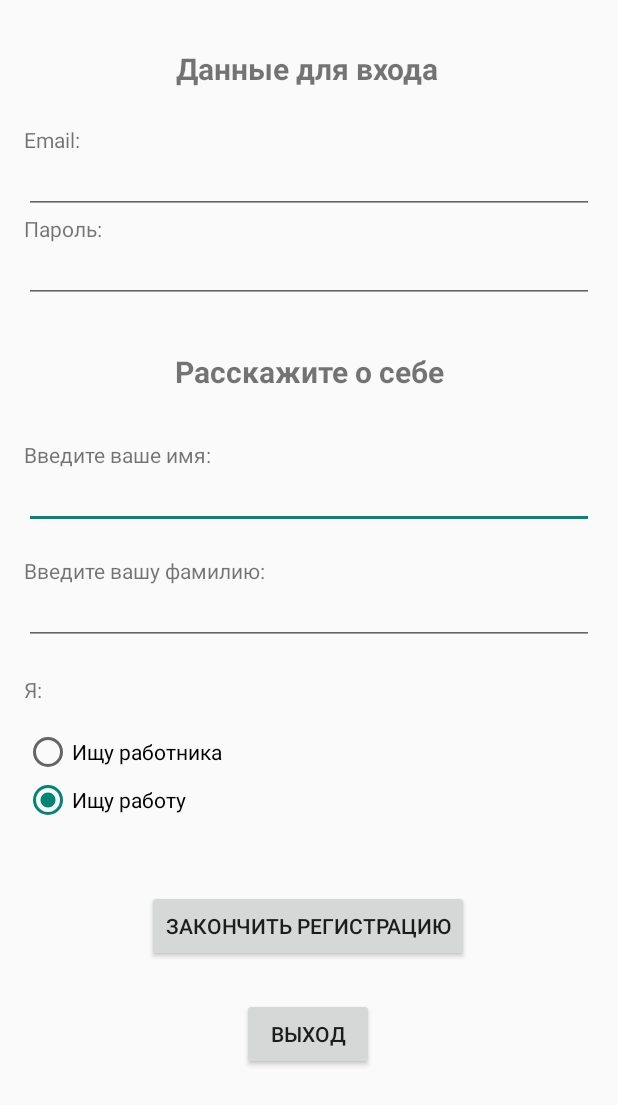
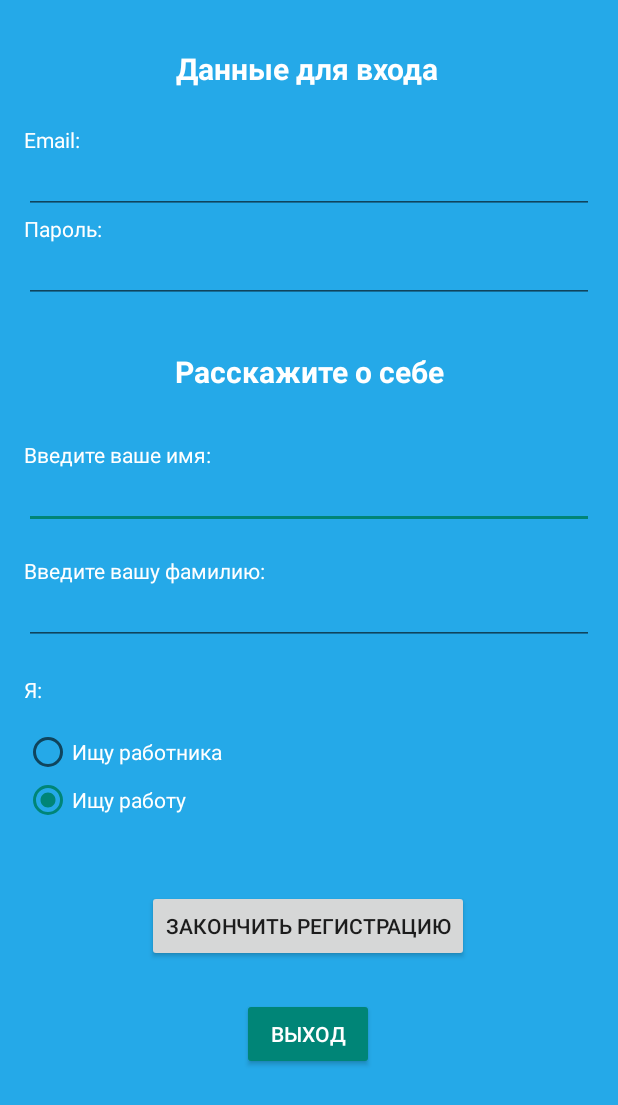
Before and after one commit to developerfromua/FindWorkApp, an Android app: the RegisterActivity screen opened directly, with no data from a screen before it, after a tap on "ЗАКОНЧИТЬ РЕГИСТРАЦИЮ", on a phone screen of 412 x 824 dp. Shown: the top 1105 px of the screen. Run offline under Robolectric (Android 15) with nearby library versions, the phone set to English and light mode, and no system bars; our stand-ins replace Firebase (no records; nobody signed in at launch, a user with empty details on screens opened directly); libraries missing offline, so code that uses them is left out: com.firebase.ui.

Commit message:
fixed bugs

```diff
--- a/app/src/main/java/com/rsoftware/findworkapp/RegisterActivity.java
+++ b/app/src/main/java/com/rsoftware/findworkapp/RegisterActivity.java
@@ -19,6 +19,7 @@ import com.google.android.gms.tasks.OnSuccessListener;
 import com.google.android.gms.tasks.Task;
 import com.google.firebase.auth.AuthResult;
 import com.google.firebase.auth.FirebaseAuth;
+import com.google.firebase.auth.FirebaseAuthUserCollisionException;
 import com.google.firebase.auth.FirebaseUser;
 import com.google.firebase.firestore.DocumentReference;
 import com.google.firebase.firestore.FirebaseFirestore;
@@ -61,7 +62,9 @@ public class RegisterActivity extends AppCompatActivity {
     }
 
     private void regNewUser(){
-        mAuth.createUserWithEmailAndPassword(editTextEmail.getText().toString().trim(), editTextPassword.getText().toString().trim())
+        String email = editTextEmail.getText().toString().trim();
+        String password = editTextPassword.getText().toString().trim();
+        mAuth.createUserWithEmailAndPassword(email,password)
                 .addOnCompleteListener(this, new OnCompleteListener<AuthResult>() {
                     @Override
                     public void onComplete(@NonNull Task<AuthResult> task) {
@@ -72,6 +75,7 @@ public class RegisterActivity extends AppCompatActivity {
                             Map<String, Object> data = new HashMap<>();
                             data.put("name", editTextName.getText().toString());
                             data.put("surname", editTextSurname.getText().toString());
+                            data.put("email", email);
                             if (radioGroupTypeWorker.getCheckedRadioButtonId() == R.id.radioButtonRegisterEmployee) {
                                 typeWorker = 0;
                             }
@@ -96,8 +100,12 @@ public class RegisterActivity extends AppCompatActivity {
                         } else {
                             // If sign in fails, display a message to the user.
                             Log.w("TAG", "createUserWithEmail:failure", task.getException());
-                            Toast.makeText(RegisterActivity.this, "Authentication failed.",
-                                    Toast.LENGTH_SHORT).show();
+                            if (task.getException() instanceof FirebaseAuthUserCollisionException){
+                                Toast.makeText(RegisterActivity.this, "User with this email already exists", Toast.LENGTH_SHORT).show();
+                            }
+
+//                            Toast.makeText(RegisterActivity.this, "Authentication failed.",
+//                                    Toast.LENGTH_SHORT).show();
 
                         }
                     }
--- a/app/src/main/res/layout/activity_main.xml
+++ b/app/src/main/res/layout/activity_main.xml
@@ -77,9 +77,9 @@
         android:layout_width="0dp"
         android:layout_height="wrap_content"
         android:layout_marginStart="16dp"
-        android:layout_marginTop="200dp"
+        android:layout_marginTop="172dp"
         android:layout_marginEnd="16dp"
-        android:text="Войти "
+        android:text="Авторизация"
         android:textSize="24sp"
         android:textStyle="bold"
         app:layout_constraintEnd_toEndOf="parent"
--- a/app/src/main/res/layout/activity_register.xml
+++ b/app/src/main/res/layout/activity_register.xml
@@ -4,10 +4,12 @@
     xmlns:tools="http://schemas.android.com/tools"
     android:layout_width="match_parent"
     android:layout_height="match_parent"
+    android:background="#25A9E8"
     tools:context=".RegisterActivity">
 
     <Button
         android:id="@+id/buttonLogOut"
+        style="@style/Widget.AppCompat.Button.Colored"
         android:layout_width="wrap_content"
         android:layout_height="wrap_content"
         android:layout_marginTop="24dp"
@@ -26,6 +28,7 @@
         android:layout_marginTop="32dp"
         android:layout_marginEnd="16dp"
         android:text="Введите ваше имя:"
+        android:textColor="#FFFFFF"
         app:layout_constraintEnd_toEndOf="parent"
         app:layout_constraintStart_toStartOf="parent"
         app:layout_constraintTop_toBottomOf="@+id/textViewRegisterDataLabel" />
@@ -51,6 +54,7 @@
         android:layout_marginTop="18dp"
         android:layout_marginEnd="16dp"
         android:text="Введите вашу фамилию:"
+        android:textColor="#FFFFFF"
         app:layout_constraintEnd_toEndOf="parent"
         app:layout_constraintStart_toStartOf="parent"
         app:layout_constraintTop_toBottomOf="@+id/editTextRegisterName" />
@@ -85,12 +89,14 @@
             android:id="@+id/radioButtonRegisterEmployer"
             android:layout_width="match_parent"
             android:layout_height="wrap_content"
+            android:textColor="#FFFFFF"
             android:text="Ищу работника" />
 
         <RadioButton
             android:id="@+id/radioButtonRegisterEmployee"
             android:layout_width="match_parent"
             android:layout_height="wrap_content"
+            android:textColor="#FFFFFF"
             android:checked="true"
             android:text="Ищу работу" />
     </RadioGroup>
@@ -103,6 +109,7 @@
         android:layout_marginTop="20dp"
         android:layout_marginEnd="16dp"
         android:text="Я:"
+        android:textColor="#FFFFFF"
         app:layout_constraintEnd_toEndOf="parent"
         app:layout_constraintHorizontal_bias="0.0"
         app:layout_constraintStart_toStartOf="parent"
@@ -110,12 +117,13 @@
 
     <Button
         android:id="@+id/buttonRegisterFinish"
-        android:onClick="onClickFinishRegister"
+        style="@style/FirebaseUI.Button"
         android:layout_width="wrap_content"
         android:layout_height="wrap_content"
         android:layout_marginStart="8dp"
         android:layout_marginTop="44dp"
         android:layout_marginEnd="8dp"
+        android:onClick="onClickFinishRegister"
         android:text="Закончить регистрацию"
         app:layout_constraintEnd_toEndOf="parent"
         app:layout_constraintHorizontal_bias="0.497"
@@ -131,6 +139,7 @@
         android:layout_marginEnd="16dp"
         android:gravity="center"
         android:text="Расскажите о себе"
+        android:textColor="#FFFFFF"
         android:textSize="20sp"
         android:textStyle="bold"
         app:layout_constraintEnd_toEndOf="parent"
@@ -145,6 +154,7 @@
         android:layout_marginTop="24dp"
         android:layout_marginEnd="16dp"
         android:text="Email:"
+        android:textColor="#FFFFFF"
         app:layout_constraintEnd_toEndOf="parent"
         app:layout_constraintHorizontal_bias="1.0"
         app:layout_constraintStart_toStartOf="parent"
@@ -170,18 +180,19 @@
         android:layout_marginStart="16dp"
         android:layout_marginEnd="16dp"
         android:text="Пароль:"
+        android:textColor="#FFFFFF"
         app:layout_constraintEnd_toEndOf="parent"
         app:layout_constraintStart_toStartOf="parent"
         app:layout_constraintTop_toBottomOf="@+id/editTextRegisterEmail" />
 
     <EditText
         android:id="@+id/editTextRegisterPassword"
+        android:inputType="textPassword"
         android:layout_width="0dp"
         android:layout_height="wrap_content"
         android:layout_marginStart="16dp"
         android:layout_marginEnd="16dp"
         android:ems="10"
-        android:inputType="textPersonName"
         android:textSize="14sp"
         app:layout_constraintEnd_toEndOf="parent"
         app:layout_constraintStart_toStartOf="parent"
@@ -193,6 +204,7 @@
         android:layout_height="wrap_content"
         android:layout_marginTop="32dp"
         android:text="Данные для входа"
+        android:textColor="#FFFFFF"
         android:textSize="20sp"
         android:textStyle="bold"
         app:layout_constraintEnd_toEndOf="parent"
@@ -200,4 +212,5 @@
         app:layout_constraintStart_toStartOf="parent"
         app:layout_constraintTop_toTopOf="parent" />
 
+
 </androidx.constraintlayout.widget.ConstraintLayout>
```
Also changed, not shown: app/src/main/java/com/rsoftware/findworkapp/MainActivity.java (+7 -4 lines), app/src/main/java/com/rsoftware/findworkapp/WorkActivity.java (+15 -1 lines).
